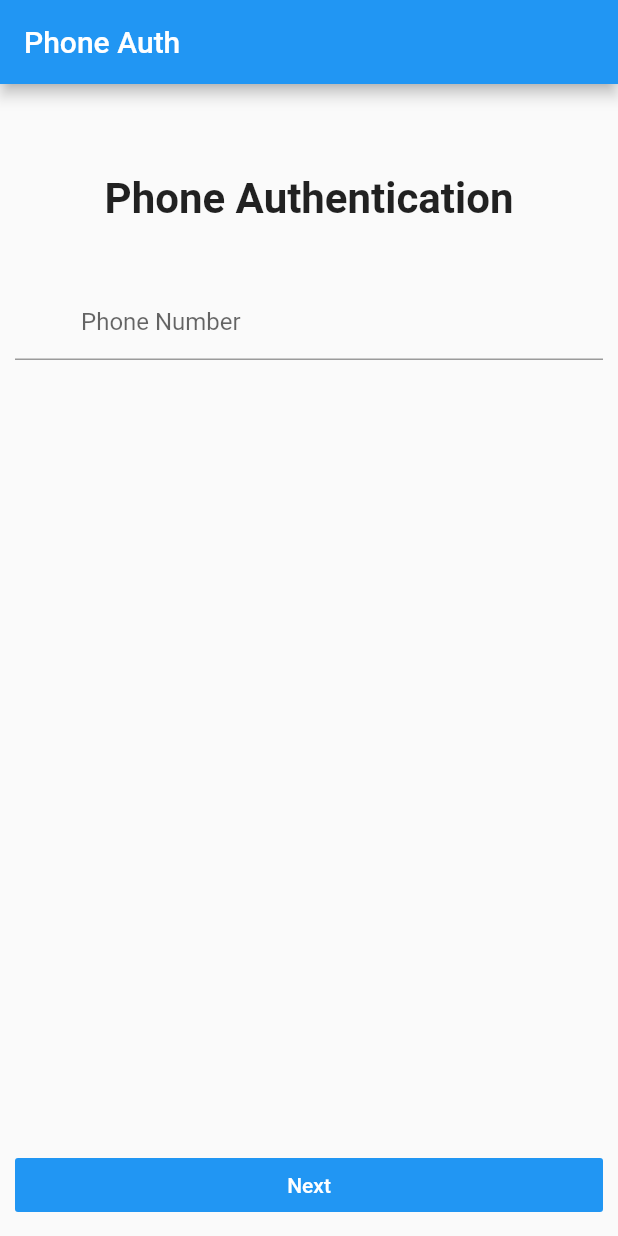
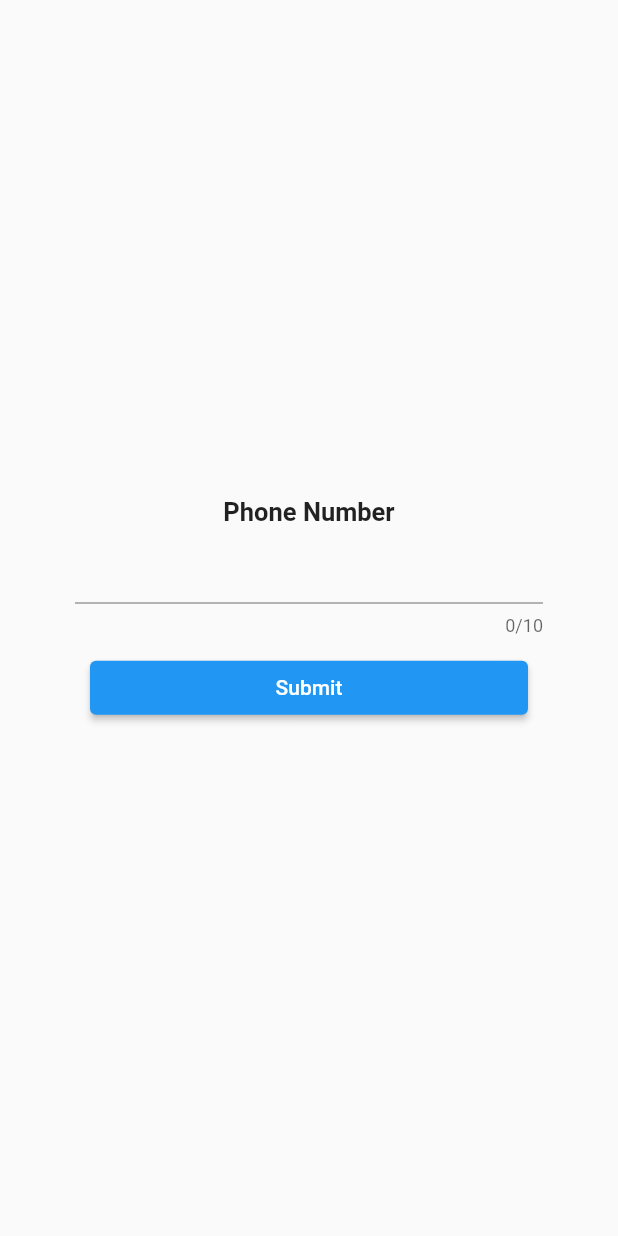
Before and after one commit to maen08/FlutterApp-Challenge, a Flutter app: the screen it shows after launch, on a phone screen of 412 x 824 dp. Run offline on Flutter 3.47's test engine with Material 2 defaults, Android fonts, the phone set to English and light mode, and no system bars; our stand-ins replace firebase_auth, firebase_core, pinput; accounts and stored records are empty.

Commit message:
done: rechange the phone screen

```diff
--- a/lib/components/bottomNavbar.dart
+++ b/lib/components/bottomNavbar.dart
@@ -24,7 +24,7 @@ class _BottomNavState extends State<BottomNav> {
         items: [
           BottomNavigationBarItem(
               icon: Icon(Icons.login, color: Colors.black54), label: 'Login'),
-          BottomNavigationBarItem(
+                        BottomNavigationBarItem(
               icon: Icon(
                 Icons.camera,
                 color: Colors.black54,
--- a/lib/screen/login-eg.dart
+++ b/lib/screen/login-eg.dart
@@ -1,7 +1,6 @@
 import 'package:flutter/material.dart';
 import 'package:challenge/screen/otp-eg.dart';
 // import 'package:challenge/screen/home-eg.dart';
-
 
 class LoginScreen extends StatefulWidget {
   @override
@@ -13,34 +12,33 @@ class _LoginScreenState extends State<LoginScreen> {
   @override
   Widget build(BuildContext context) {
     return Scaffold(
-      appBar: AppBar(
-        title: Text('Phone Auth'),
-      ),
-      body: Column(
-        mainAxisAlignment: MainAxisAlignment.spaceBetween,
+      body: Center(
+        child: Container(
+          margin: EdgeInsets.symmetric(vertical: 2, horizontal: 50),
+          child: Column(
+            mainAxisAlignment: MainAxisAlignment.center,
             children: [
               Column(children: [
                 Container(
-              margin: EdgeInsets.only(top: 60),
                   child: Center(
                     child: Text(
-                  'Phone Authentication',
-                  style: TextStyle(fontWeight: FontWeight.bold, fontSize: 28),
+                      'Phone Number',
+                      style:
+                          TextStyle(fontSize: 17, fontWeight: FontWeight.bold),
                     ),
                   ),
                 ),
                 Container(
-              margin: EdgeInsets.only(top: 40, right: 10, left: 10),
                   child: TextField(
+                    keyboardType: TextInputType.number,
                     decoration: InputDecoration(
-                  hintText: 'Phone Number',
                       prefix: Padding(
                         padding: EdgeInsets.all(4),
                         child: Text('+255'),
                       ),
                     ),
-                // maxLength: 10,
-                // keyboardType: TextInputType.number,
+                    maxLength: 10,
+
                     controller: _controller,
                   ),
                 )
@@ -48,20 +46,22 @@ class _LoginScreenState extends State<LoginScreen> {
               Container(
                 margin: EdgeInsets.all(10),
                 width: double.infinity,
-            child: FlatButton(
-              color: Colors.blue,
+                child: ElevatedButton(
+                  // color: Colors.blue,
                   onPressed: () {
                     Navigator.of(context).push(MaterialPageRoute(
                         builder: (context) => OTPScreen(_controller.text)));
                   },
                   child: Text(
-                'Next',
+                    'Submit',
                     style: TextStyle(color: Colors.white),
                   ),
                 ),
               )
             ],
           ),
+        ),
+      ),
     );
   }
 }
```
Lines whose indentation alone changed are shown as unchanged.
